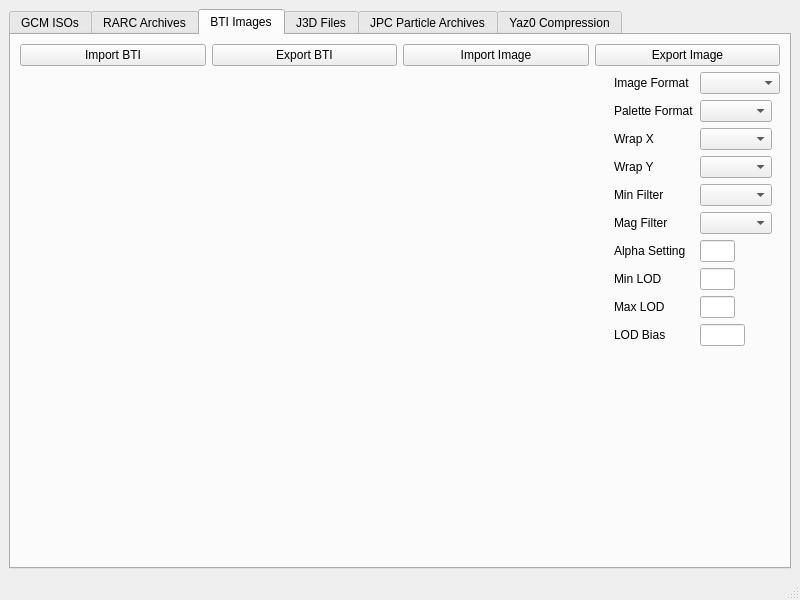
Qt form gcft_ui/main.ui (LagoLunatic/GCFT) before a commit.
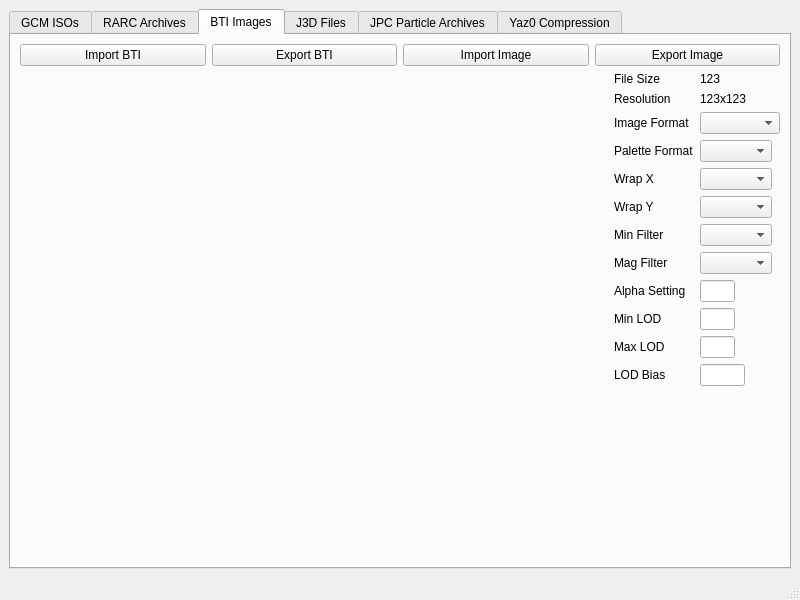
The same form after that commit. The open tabs and pages were chosen to show the change.

Commit message: BTI tab: Display image filesize and resolution in GUI

What changed in the file:
```diff
--- a/gcft_ui/main.ui
+++ b/gcft_ui/main.ui
@@ -226,76 +226,156 @@
              <enum>QFormLayout::FieldsStayAtSizeHint</enum>
             </property>
             <item row="0" column="0">
+             <widget class="QLabel" name="label_11">
+              <property name="text">
+               <string>File Size</string>
+              </property>
+             </widget>
+            </item>
+            <item row="2" column="0">
              <widget class="QLabel" name="label">
               <property name="text">
                <string>Image Format</string>
               </property>
              </widget>
             </item>
-            <item row="1" column="0">
+            <item row="2" column="1">
+             <widget class="QComboBox" name="bti_image_format">
+              <property name="minimumSize">
+               <size>
+                <width>80</width>
+                <height>0</height>
+               </size>
+              </property>
+             </widget>
+            </item>
+            <item row="3" column="0">
              <widget class="QLabel" name="label_2">
               <property name="text">
                <string>Palette Format</string>
               </property>
              </widget>
             </item>
-            <item row="2" column="0">
+            <item row="3" column="1">
+             <widget class="QComboBox" name="bti_palette_format"/>
+            </item>
+            <item row="4" column="0">
              <widget class="QLabel" name="label_3">
               <property name="text">
                <string>Wrap X</string>
               </property>
              </widget>
             </item>
-            <item row="3" column="0">
+            <item row="4" column="1">
+             <widget class="QComboBox" name="bti_wrap_s"/>
+            </item>
+            <item row="5" column="0">
              <widget class="QLabel" name="label_4">
               <property name="text">
                <string>Wrap Y</string>
               </property>
              </widget>
             </item>
-            <item row="4" column="0">
+            <item row="5" column="1">
+             <widget class="QComboBox" name="bti_wrap_t"/>
+            </item>
+            <item row="6" column="0">
              <widget class="QLabel" name="label_5">
               <property name="text">
                <string>Min Filter</string>
               </property>
              </widget>
             </item>
-            <item row="5" column="0">
+            <item row="6" column="1">
+             <widget class="QComboBox" name="bti_min_filter"/>
+            </item>
+            <item row="7" column="0">
              <widget class="QLabel" name="label_6">
               <property name="text">
                <string>Mag Filter</string>
               </property>
              </widget>
             </item>
-            <item row="6" column="0">
+            <item row="7" column="1">
+             <widget class="QComboBox" name="bti_mag_filter"/>
+            </item>
+            <item row="8" column="0">
              <widget class="QLabel" name="label_7">
               <property name="text">
                <string>Alpha Setting</string>
               </property>
              </widget>
             </item>
-            <item row="7" column="0">
+            <item row="8" column="1">
+             <widget class="QLineEdit" name="bti_alpha_setting">
+              <property name="sizePolicy">
+               <sizepolicy hsizetype="Minimum" vsizetype="Fixed">
+                <horstretch>0</horstretch>
+                <verstretch>0</verstretch>
+               </sizepolicy>
+              </property>
+              <property name="maximumSize">
+               <size>
+                <width>35</width>
+                <height>16777215</height>
+               </size>
+              </property>
+             </widget>
+            </item>
+            <item row="9" column="0">
              <widget class="QLabel" name="label_8">
               <property name="text">
                <string>Min LOD</string>
               </property>
              </widget>
             </item>
-            <item row="8" column="0">
+            <item row="9" column="1">
+             <widget class="QLineEdit" name="bti_min_lod">
+              <property name="sizePolicy">
+               <sizepolicy hsizetype="Minimum" vsizetype="Fixed">
+                <horstretch>0</horstretch>
+                <verstretch>0</verstretch>
+               </sizepolicy>
+              </property>
+              <property name="maximumSize">
+               <size>
+                <width>35</width>
+                <height>16777215</height>
+               </size>
+              </property>
+             </widget>
+            </item>
+            <item row="10" column="0">
              <widget class="QLabel" name="label_9">
               <property name="text">
                <string>Max LOD</string>
               </property>
              </widget>
             </item>
-            <item row="9" column="0">
+            <item row="10" column="1">
+             <widget class="QLineEdit" name="bti_max_lod">
+              <property name="sizePolicy">
+               <sizepolicy hsizetype="Minimum" vsizetype="Fixed">
+                <horstretch>0</horstretch>
+                <verstretch>0</verstretch>
+               </sizepolicy>
+              </property>
+              <property name="maximumSize">
+               <size>
+                <width>35</width>
+                <height>16777215</height>
+               </size>
+              </property>
+             </widget>
+            </item>
+            <item row="11" column="0">
              <widget class="QLabel" name="label_10">
               <property name="text">
                <string>LOD Bias</string>
               </property>
              </widget>
             </item>
-            <item row="9" column="1">
+            <item row="11" column="1">
              <widget class="QLineEdit" name="bti_lod_bias">
               <property name="sizePolicy">
                <sizepolicy hsizetype="Minimum" vsizetype="Fixed">
@@ -311,78 +391,26 @@
               </property>
              </widget>
             </item>
-            <item row="8" column="1">
-             <widget class="QLineEdit" name="bti_max_lod">
-              <property name="sizePolicy">
-               <sizepolicy hsizetype="Minimum" vsizetype="Fixed">
-                <horstretch>0</horstretch>
-                <verstretch>0</verstretch>
-               </sizepolicy>
-              </property>
-              <property name="maximumSize">
-               <size>
-                <width>35</width>
-                <height>16777215</height>
-               </size>
-              </property>
-             </widget>
-            </item>
-            <item row="7" column="1">
-             <widget class="QLineEdit" name="bti_min_lod">
-              <property name="sizePolicy">
-               <sizepolicy hsizetype="Minimum" vsizetype="Fixed">
-                <horstretch>0</horstretch>
-                <verstretch>0</verstretch>
-               </sizepolicy>
-              </property>
-              <property name="maximumSize">
-               <size>
-                <width>35</width>
-                <height>16777215</height>
-               </size>
-              </property>
-             </widget>
-            </item>
-            <item row="6" column="1">
-             <widget class="QLineEdit" name="bti_alpha_setting">
-              <property name="sizePolicy">
-               <sizepolicy hsizetype="Minimum" vsizetype="Fixed">
-                <horstretch>0</horstretch>
-                <verstretch>0</verstretch>
-               </sizepolicy>
-              </property>
-              <property name="maximumSize">
-               <size>
-                <width>35</width>
-                <height>16777215</height>
-               </size>
+            <item row="1" column="0">
+             <widget class="QLabel" name="label_12">
+              <property name="text">
+               <string>Resolution</string>
               </property>
              </widget>
             </item>
             <item row="0" column="1">
-             <widget class="QComboBox" name="bti_image_format">
-              <property name="minimumSize">
-               <size>
-                <width>80</width>
-                <height>0</height>
-               </size>
+             <widget class="QLabel" name="bti_file_size">
+              <property name="text">
+               <string>123</string>
               </property>
              </widget>
             </item>
             <item row="1" column="1">
-             <widget class="QComboBox" name="bti_palette_format"/>
-            </item>
-            <item row="2" column="1">
-             <widget class="QComboBox" name="bti_wrap_s"/>
-            </item>
-            <item row="3" column="1">
-             <widget class="QComboBox" name="bti_wrap_t"/>
-            </item>
-            <item row="4" column="1">
-             <widget class="QComboBox" name="bti_min_filter"/>
-            </item>
-            <item row="5" column="1">
-             <widget class="QComboBox" name="bti_mag_filter"/>
+             <widget class="QLabel" name="bti_resolution">
+              <property name="text">
+               <string>123x123</string>
+              </property>
+             </widget>
             </item>
            </layout>
           </item>
```
The commit also changes 1 other file.
